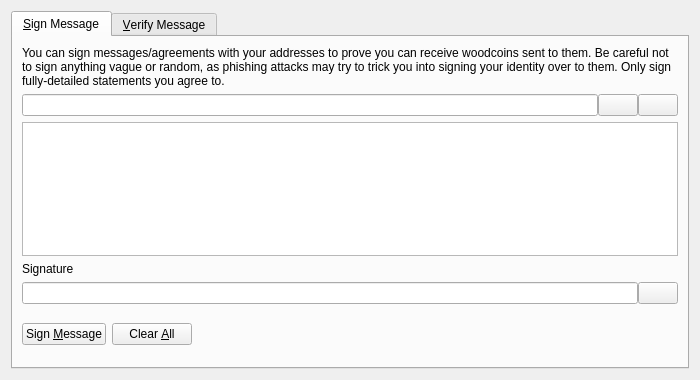
Old version of the form src/qt/forms/signverifymessagedialog.ui in the repository funkshelper/woodcore-openssl-1.0.
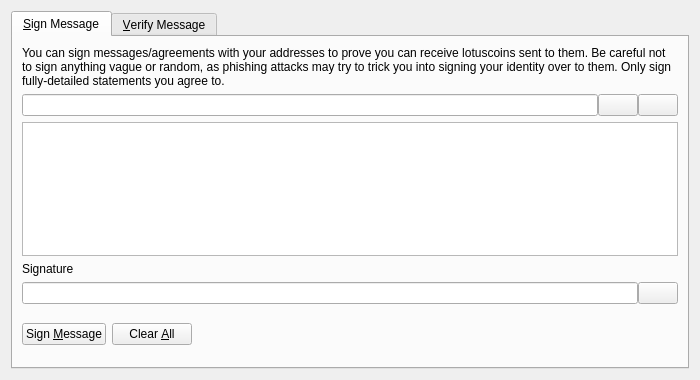
New version of the form. Icons and pictures are not drawn. Custom widgets are drawn as their Qt base class.

Diff of the .ui file:
```diff
--- a/src/qt/forms/signverifymessagedialog.ui
+++ b/src/qt/forms/signverifymessagedialog.ui
@@ -30,7 +30,7 @@
        <item>
         <widget class="QLabel" name="infoLabel_SM">
          <property name="text">
-          <string>You can sign messages/agreements with your addresses to prove you can receive woodcoins sent to them. Be careful not to sign anything vague or random, as phishing attacks may try to trick you into signing your identity over to them. Only sign fully-detailed statements you agree to.</string>
+          <string>You can sign messages/agreements with your addresses to prove you can receive lotuscoins sent to them. Be careful not to sign anything vague or random, as phishing attacks may try to trick you into signing your identity over to them. Only sign fully-detailed statements you agree to.</string>
          </property>
          <property name="textFormat">
           <enum>Qt::PlainText</enum>
```
Left out of the diff: 8 changed lines with no effect on the pictures.
